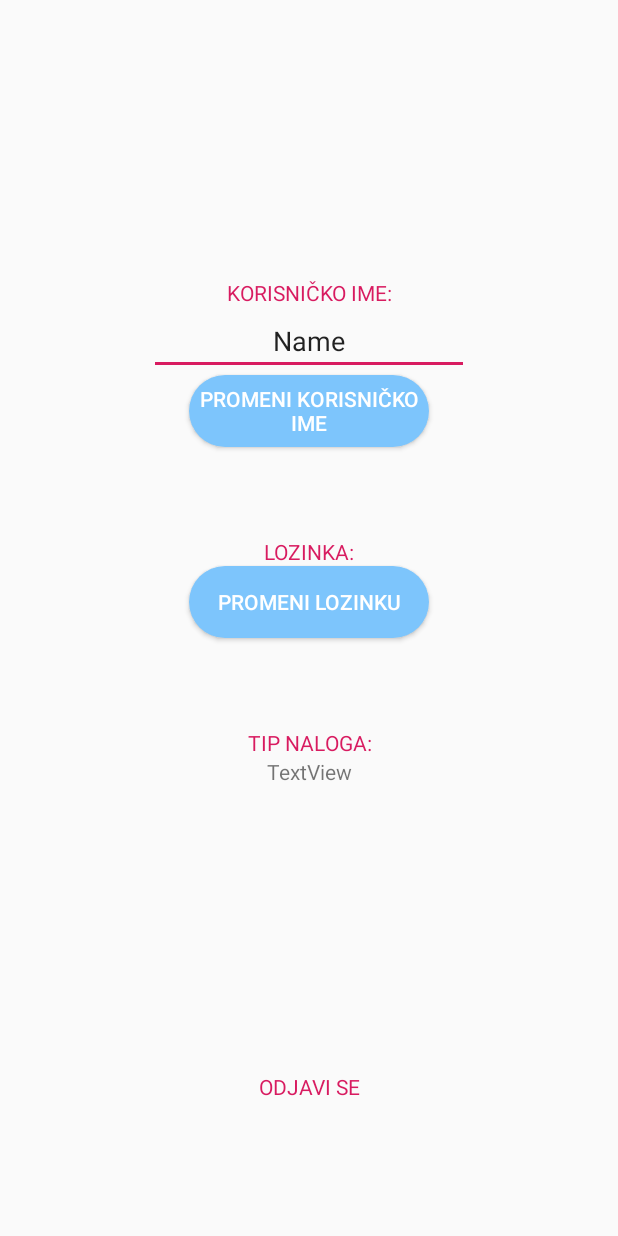
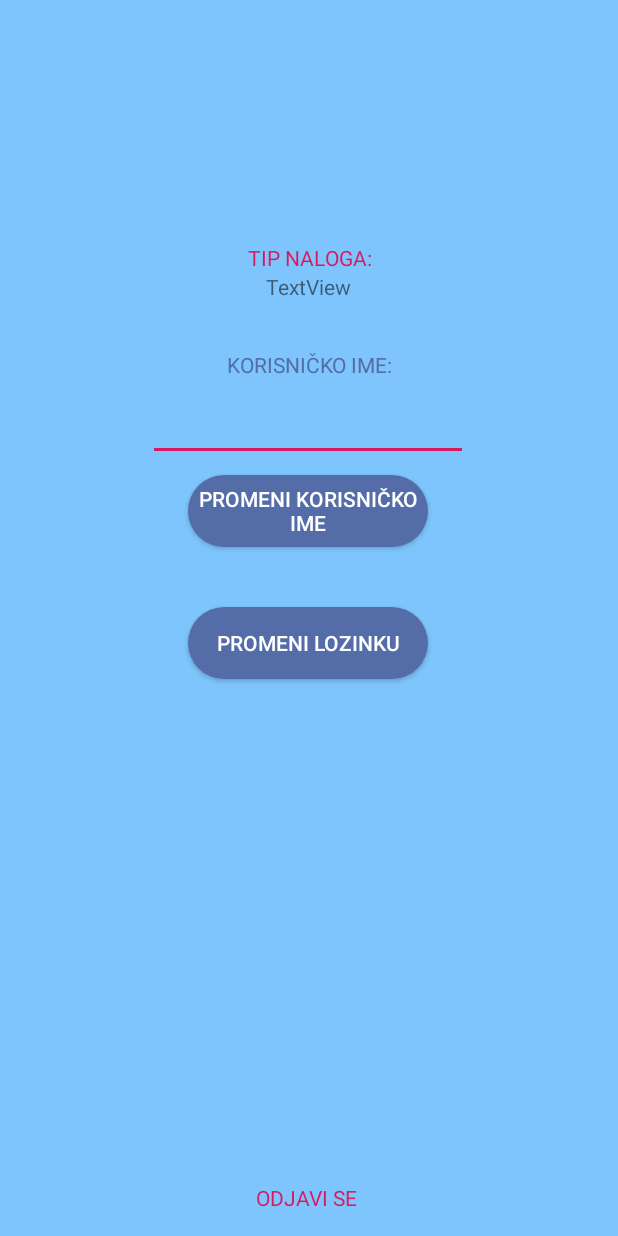
Before and after one commit to utrijezadiminje/HelpCare, an Android app: the UserActivity screen opened directly, with no data from a screen before it, on a phone screen of 412 x 824 dp. Run offline under Robolectric (Android 15) with nearby library versions, the phone set to English and light mode, and no system bars.

Commit message:
redizajn2

```diff
--- a/app/src/main/res/drawable/loginadmin.xml
+++ b/app/src/main/res/drawable/admingrad.xml
@@ -4,7 +4,7 @@
         <shape>
             <gradient android:angle="45"
                 android:endColor="@color/colorAccent"
-                android:startColor="#000000"/>
+                android:startColor="#000000" />
         </shape>
     </item>
 </selector>
--- /dev/null
+++ b/app/src/main/res/drawable/okruglisto.xml
@@ -0,0 +1,5 @@
+<?xml version="1.0" encoding="utf-8"?>
+<shape xmlns:android="http://schemas.android.com/apk/res/android" android:shape="rectangle">
+<solid android:color="@color/colorPrimary"/>
+    <corners android:radius="999dp"/>
+</shape>
--- a/app/src/main/res/layout/activity_admin_login.xml
+++ b/app/src/main/res/layout/activity_admin_login.xml
@@ -5,7 +5,7 @@
     android:layout_width="match_parent"
     android:layout_height="match_parent"
     tools:context=".AdminLoginActivity"
-    android:background="@drawable/loginadmin">
+    android:background="@drawable/admingrad">
 
     <EditText
         android:id="@+id/admin"
@@ -39,8 +39,7 @@
         android:layout_width="wrap_content"
         android:layout_height="wrap_content"
         android:text="PRIJAVI SE"
-        android:background="@drawable/dugmetara"
-        android:backgroundTint="@color/colorAccent"
+        android:background="@drawable/dugmetaraaccent"
         android:textColor="#FFFFFF"
         app:layout_constraintBottom_toBottomOf="parent"
         app:layout_constraintEnd_toEndOf="parent"
--- a/app/src/main/res/layout/activity_user.xml
+++ b/app/src/main/res/layout/activity_user.xml
@@ -4,32 +4,34 @@
     xmlns:tools="http://schemas.android.com/tools"
     android:layout_width="match_parent"
     android:layout_height="match_parent"
-    tools:context=".UserActivity">
+    tools:context=".UserActivity"
+    android:background="@drawable/login"
+    android:backgroundTint="@color/colorPrimary">
 
-    <TextView
+        <TextView
         android:id="@+id/textView"
         android:layout_width="wrap_content"
         android:layout_height="wrap_content"
-        android:text="KORISNIČKO IME:"
-        android:textColor="@color/colorAccent"
         android:ems="10"
         android:gravity="center"
+        android:text="KORISNIČKO IME:"
+        android:textColor="@color/colorPrimaryDark"
         app:layout_constraintBottom_toBottomOf="parent"
-        app:layout_constraintEnd_toEndOf="parent"
-        app:layout_constraintHorizontal_bias="0.500"
-        app:layout_constraintStart_toStartOf="parent"
+        app:layout_constraintEnd_toEndOf="@+id/textView4"
+        app:layout_constraintStart_toStartOf="@+id/textView4"
         app:layout_constraintTop_toTopOf="parent"
-        app:layout_constraintVertical_bias="0.23000002" />
+        app:layout_constraintVertical_bias="0.29" />
 
     <EditText
         android:id="@+id/editText"
         android:layout_width="wrap_content"
         android:layout_height="wrap_content"
-        android:inputType="textPersonName"
-        android:text="Name"
         android:ems="10"
         android:gravity="center"
+        android:inputType="textPersonName"
+        app:layout_constraintBottom_toTopOf="@+id/button"
         app:layout_constraintEnd_toEndOf="@+id/textView"
+        app:layout_constraintHorizontal_bias="0.52"
         app:layout_constraintStart_toStartOf="@+id/textView"
         app:layout_constraintTop_toBottomOf="@+id/textView" />
 
@@ -38,81 +40,73 @@
         android:layout_width="wrap_content"
         android:layout_height="wrap_content"
         android:background="@drawable/dugmetara"
-        android:backgroundTint="@color/colorPrimary"
+        android:backgroundTint="@color/colorPrimaryDark"
         android:ems="10"
         android:text="PROMENI KORISNIČKO IME"
         android:textColor="#FFFFFF"
+        app:layout_constraintBottom_toBottomOf="parent"
         app:layout_constraintEnd_toEndOf="@+id/editText"
-        app:layout_constraintHorizontal_bias="0.498"
         app:layout_constraintStart_toStartOf="@+id/editText"
-        app:layout_constraintTop_toBottomOf="@+id/editText" />
-
-    <TextView
-        android:id="@+id/textView5"
-        android:layout_width="wrap_content"
-        android:layout_height="wrap_content"
-        android:layout_marginTop="60dp"
-        android:ems="10"
-        android:gravity="center"
-        android:text="LOZINKA:"
-        android:textColor="@color/colorAccent"
-        app:layout_constraintEnd_toEndOf="@+id/button"
-        app:layout_constraintHorizontal_bias="0.0"
-        app:layout_constraintStart_toStartOf="@+id/button"
-        app:layout_constraintTop_toBottomOf="@+id/button" />
+        app:layout_constraintTop_toBottomOf="@+id/textView"
+        app:layout_constraintVertical_bias="0.122" />
 
     <Button
         android:id="@+id/button2"
         android:layout_width="wrap_content"
         android:layout_height="wrap_content"
         android:background="@drawable/dugmetara"
-        android:backgroundTint="@color/colorPrimary"
+        android:backgroundTint="@color/colorPrimaryDark"
         android:ems="10"
         android:text="PROMENI LOZINKU"
         android:textColor="#FFFFFF"
-        app:layout_constraintBottom_toTopOf="@+id/textView3"
-        app:layout_constraintEnd_toEndOf="@+id/textView5"
-        app:layout_constraintHorizontal_bias="0.0"
-        app:layout_constraintStart_toStartOf="@+id/textView5"
-        app:layout_constraintTop_toBottomOf="@+id/textView5"
-        app:layout_constraintVertical_bias="0.0" />
+        app:layout_constraintBottom_toBottomOf="parent"
+        app:layout_constraintEnd_toEndOf="@+id/button"
+        app:layout_constraintHorizontal_bias="1.0"
+        app:layout_constraintStart_toStartOf="@+id/button"
+        app:layout_constraintTop_toBottomOf="@+id/button"
+        app:layout_constraintVertical_bias="0.097" />
 
     <TextView
         android:id="@+id/textView3"
         android:layout_width="wrap_content"
         android:layout_height="wrap_content"
-        android:layout_marginTop="60dp"
+        android:layout_marginBottom="52dp"
         android:ems="10"
         android:gravity="center"
+        android:maxLines="1"
         android:text="TIP NALOGA:"
-        android:maxLines="1"
         android:textColor="@color/colorAccent"
-        app:layout_constraintEnd_toEndOf="@+id/button2"
-        app:layout_constraintHorizontal_bias="1.0"
-        app:layout_constraintStart_toStartOf="@+id/button2"
-        app:layout_constraintTop_toBottomOf="@id/button2" />
+        app:layout_constraintBottom_toTopOf="@+id/textView"
+        app:layout_constraintEnd_toEndOf="parent"
+        app:layout_constraintStart_toStartOf="parent"
+        app:layout_constraintTop_toTopOf="parent"
+        app:layout_constraintVertical_bias="1.0" />
 
     <TextView
         android:id="@+id/textView4"
         android:layout_width="wrap_content"
         android:layout_height="wrap_content"
         android:text="TextView"
+        app:layout_constraintBottom_toTopOf="@+id/textView"
         app:layout_constraintEnd_toEndOf="@+id/textView3"
+        app:layout_constraintHorizontal_bias="0.495"
         app:layout_constraintStart_toStartOf="@+id/textView3"
-        app:layout_constraintTop_toBottomOf="@+id/textView3" />
+        app:layout_constraintTop_toBottomOf="@+id/textView3"
+        app:layout_constraintVertical_bias="0.0" />
 
     <TextView
         android:id="@+id/logOut"
         android:layout_width="wrap_content"
         android:layout_height="wrap_content"
+        android:ems="10"
+        android:gravity="center"
         android:text="ODJAVI SE"
         android:textColor="@color/colorAccent"
-        android:ems="10"
-        android:gravity="center"
         app:layout_constraintBottom_toBottomOf="parent"
         app:layout_constraintEnd_toEndOf="parent"
+        app:layout_constraintHorizontal_bias="0.493"
         app:layout_constraintStart_toStartOf="parent"
-        app:layout_constraintTop_toBottomOf="@+id/textView4"
-        app:layout_constraintVertical_bias="0.68" />
+        app:layout_constraintTop_toTopOf="parent"
+        app:layout_constraintVertical_bias="0.98" />
 
 </androidx.constraintlayout.widget.ConstraintLayout>
```
Also changed, not shown: app/src/main/java/com/example/helpcare/MainActivity.java (+9 -8 lines), app/src/main/res/drawable-anydpi/tim.xml (added, +11 -0 lines), app/src/main/res/layout/activity_main.xml (+52 -37 lines), app/src/main/res/drawable-hdpi/tim.png (added), app/src/main/res/drawable-mdpi/tim.png (added), app/src/main/res/drawable-xhdpi/tim.png (added), app/src/main/res/drawable-xxhdpi/tim.png (added).
